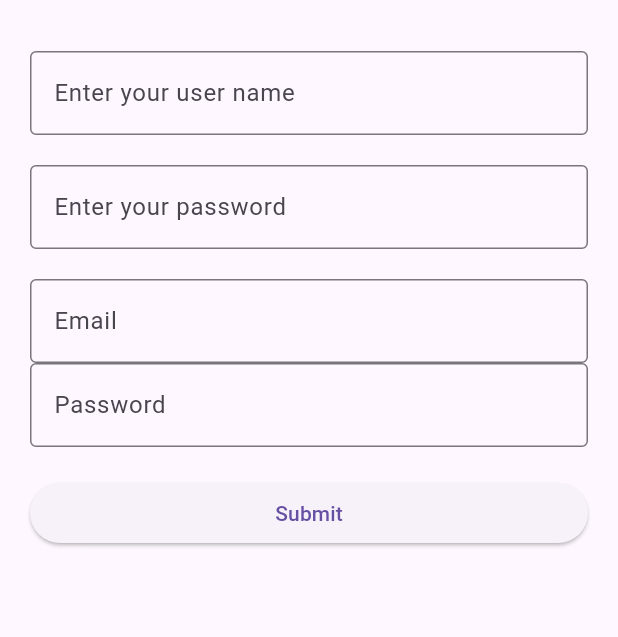
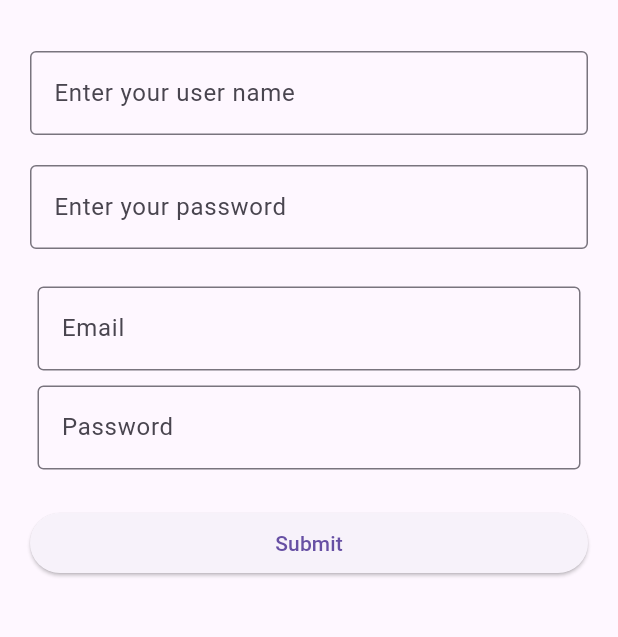
Before and after one commit to ThaphatTT/PracticeFlutter, a Flutter app: the screen it shows after launch, on a phone screen of 412 x 824 dp, the part 63-700 px from its top. Run offline on Flutter 3.47's test engine with Material 3 defaults, Android fonts, the phone set to English and light mode, and no system bars.

Commit message:
Category Container email and password

```diff
--- a/flutter_login_1/lib/login_screen.dart
+++ b/flutter_login_1/lib/login_screen.dart
@@ -47,7 +47,9 @@ class LoginScreenState extends State<LoginScreen>{
               Padding(
                 padding: EdgeInsets.all(10),
                 child: Column(children: [
-                  TextFormField(
+                  Container(
+                    padding: EdgeInsets.all(5),
+                    child: TextFormField(
                     decoration: const InputDecoration(
                       labelText: 'Email',
                       hintText: 'Enter your Email',
@@ -61,7 +63,10 @@ class LoginScreenState extends State<LoginScreen>{
                     return null;
                   },
                 ),
-                TextFormField(
+                  ),
+                Container(
+                  padding: EdgeInsets.all(5),
+                  child: TextFormField(
                     decoration: const InputDecoration(
                       labelText: 'Password',
                       hintText: 'Enter your password',
@@ -75,7 +80,9 @@ class LoginScreenState extends State<LoginScreen>{
                     }
                     return null;
                   },
-                ),const SizedBox( // create height size box
+                ),
+                ),
+                const SizedBox( // create height size box
                   height: 20,
                 ),SizedBox(
                   width: double.infinity,
```
